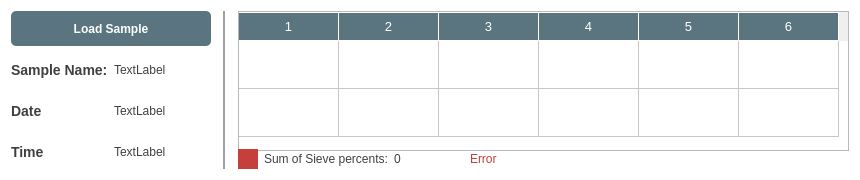
Old version of the form uiFiles/test.ui in the repository DORSA-co/Paticle_Size_Analyser.
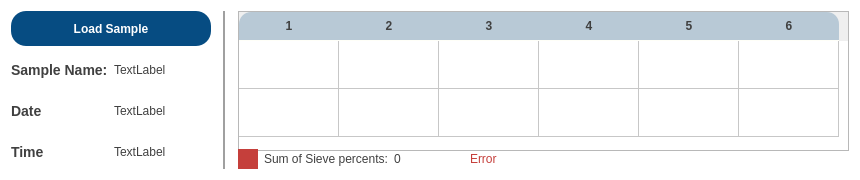
New version of the form. Icons and pictures are not drawn.

```diff
--- a/uiFiles/test.ui
+++ b/uiFiles/test.ui
@@ -74,24 +74,35 @@
 }
 
 /*********************************************/
-QHeaderView::section {
-    background-color: rgb(90, 117, 127);
-	color: #ffffff;
-    padding: 4px;
-    font-size: 10pt;
+QHeaderView{
+	border: none;
+}
+
+QHeaderView::section:horizontal {
+    background-color: rgba(6, 76, 130,60);
+	color: #404040;
+	font-weight:bold;
     border-style: none;
     border-bottom: 1px solid #fffff8;
-    border-right: 1px solid #fffff8;
+    padding: 5px;
 }
 
-QHeaderView::section:horizontal
+QHeaderView::section:horizontal:last 
 {
-    border-top: 1px solid #fffff8;
+   border-top-right-radius: 12px;
+	border-right: None;
 }
 
-QHeaderView::section:vertical
+QHeaderView::section:horizontal:first 
 {
-    border: 1px solid #fffff8;
+   border-top-left-radius: 12px;
+	border-right: None;
+}
+
+QTableWidget::item:selected 
+{
+    background-color: rgb(6, 76, 130,20);
+	color: rgb(20, 20, 20);
 }
 
 
@@ -236,7 +247,9 @@
        <property name="styleSheet">
         <string notr="true">
 QPushButton{
-	background-color:rgb(90, 117, 127);
+	background-color:  rgb(6, 76, 130);
+	border-radius:15px;
+
 }
 
 
```
Left out of the diff: 18 changed lines with no effect on the pictures.
